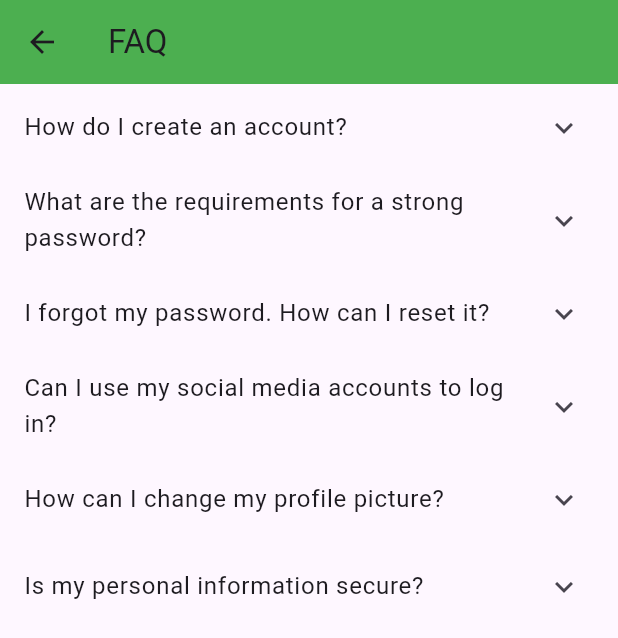
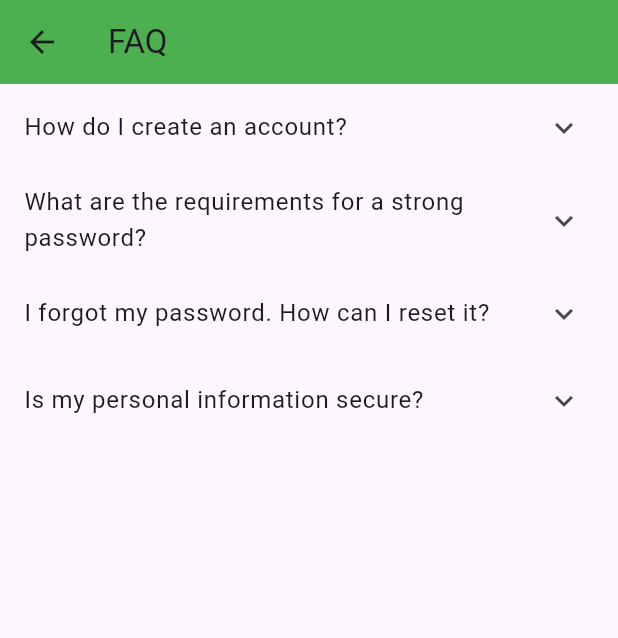
Before and after one commit to maheezthariq/EcoTrash, a Flutter app: the FAQPage screen opened directly, on a phone screen of 412 x 824 dp. Shown: the top 638 px of the screen. Run offline on Flutter 3.47's test engine with Material 3 defaults, Android fonts, the light colour scheme and no system bars; our stand-ins replace carousel_slider, device_preview, geocoding, geolocator, google_maps_flutter, image_picker and 1 more; missing offline and left inert: baseflow_plugin_template.

Commit message:
faq change

```diff
--- a/flutter_application_1/lib/profile/faq.dart
+++ b/flutter_application_1/lib/profile/faq.dart
@@ -18,21 +18,10 @@ class FAQPage extends StatelessWidget {
           'To reset your password, tap on the "Forgot Password" link on the login screen and follow the instructions sent to your registered email address.'
     },
     {
-      'question': 'Can I use my social media accounts to log in?',
-      'answer':
-          'Yes, you can log in using your social media accounts such as Facebook, Google, or Twitter.'
-    },
-    {
-      'question': 'How can I change my profile picture?',
-      'answer':
-          'To change your profile picture, go to the profile settings and tap on the "Change Picture" option.'
-    },
-    {
       'question': 'Is my personal information secure?',
       'answer':
           'Yes, we take the security of your personal information seriously and follow industry-standard practices to protect it.'
     },
-    // Add more FAQs here...
   ];
 
   @override
```
